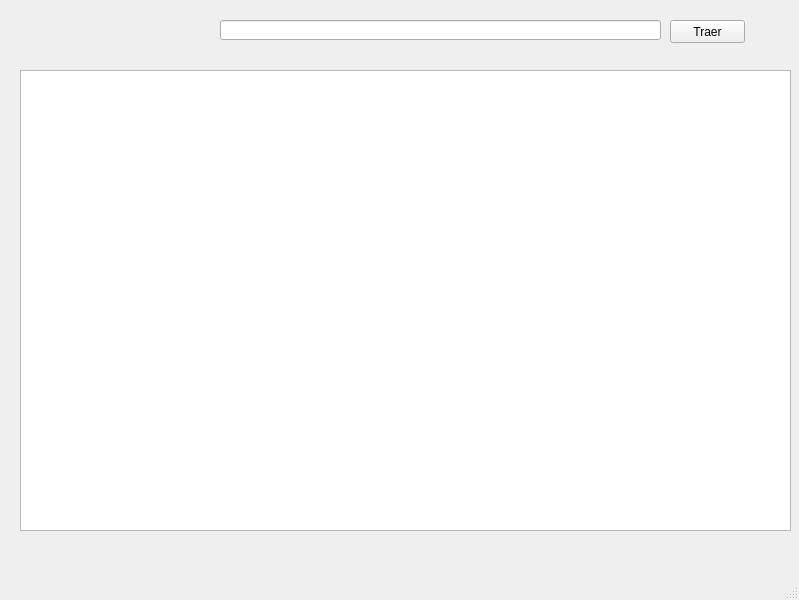
Sluur/gym_marcelo, file Pantallas qt/Socios.ui: the form before one commit.
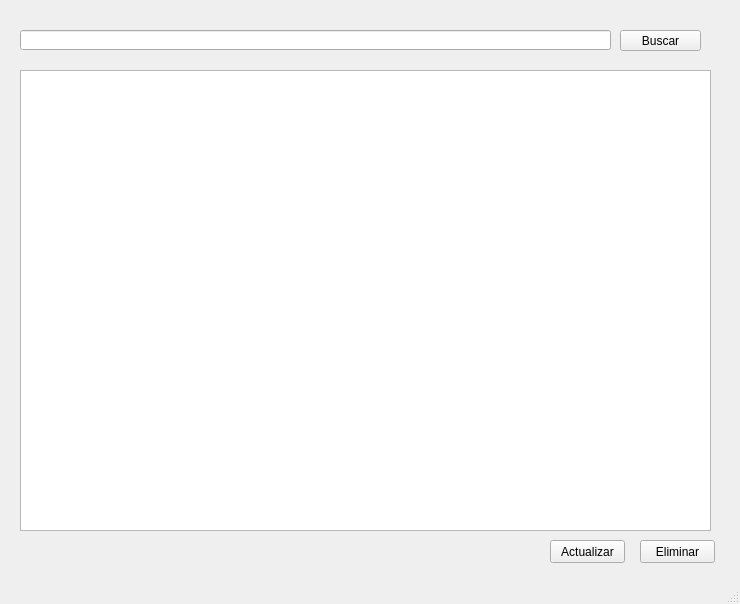
The form after the commit.

Diff of the .ui file:
```diff
--- a/Pantallas qt/Socios.ui
+++ b/Pantallas qt/Socios.ui
@@ -6,8 +6,8 @@
    <rect>
     <x>0</x>
     <y>0</y>
-    <width>799</width>
-    <height>600</height>
+    <width>740</width>
+    <height>604</height>
    </rect>
   </property>
   <property name="windowTitle">
@@ -17,10 +17,10 @@
    <widget class="QPushButton" name="btnTraer">
     <property name="geometry">
      <rect>
-      <x>670</x>
-      <y>20</y>
-      <width>75</width>
-      <height>23</height>
+      <x>620</x>
+      <y>30</y>
+      <width>81</width>
+      <height>21</height>
      </rect>
     </property>
     <property name="toolTip">
@@ -30,7 +30,7 @@
      <number>6</number>
     </property>
     <property name="text">
-     <string>Traer</string>
+     <string>Buscar</string>
     </property>
     <property name="autoDefault">
      <bool>true</bool>
@@ -41,7 +41,7 @@
      <rect>
       <x>20</x>
       <y>70</y>
-      <width>771</width>
+      <width>691</width>
       <height>461</height>
      </rect>
     </property>
@@ -49,13 +49,39 @@
    <widget class="QLineEdit" name="txtBusqueda">
     <property name="geometry">
      <rect>
-      <x>220</x>
-      <y>20</y>
-      <width>441</width>
+      <x>20</x>
+      <y>30</y>
+      <width>591</width>
       <height>20</height>
      </rect>
     </property>
    </widget>
+   <widget class="QPushButton" name="pushButton">
+    <property name="geometry">
+     <rect>
+      <x>550</x>
+      <y>540</y>
+      <width>75</width>
+      <height>23</height>
+     </rect>
+    </property>
+    <property name="text">
+     <string>Actualizar</string>
+    </property>
+   </widget>
+   <widget class="QPushButton" name="btnEliminar">
+    <property name="geometry">
+     <rect>
+      <x>640</x>
+      <y>540</y>
+      <width>75</width>
+      <height>23</height>
+     </rect>
+    </property>
+    <property name="text">
+     <string>Eliminar</string>
+    </property>
+   </widget>
   </widget>
   <widget class="QMenuBar" name="menubar">
    <property name="geometry">
```
Left out of the diff: 2 changed lines with no effect on the pictures.
